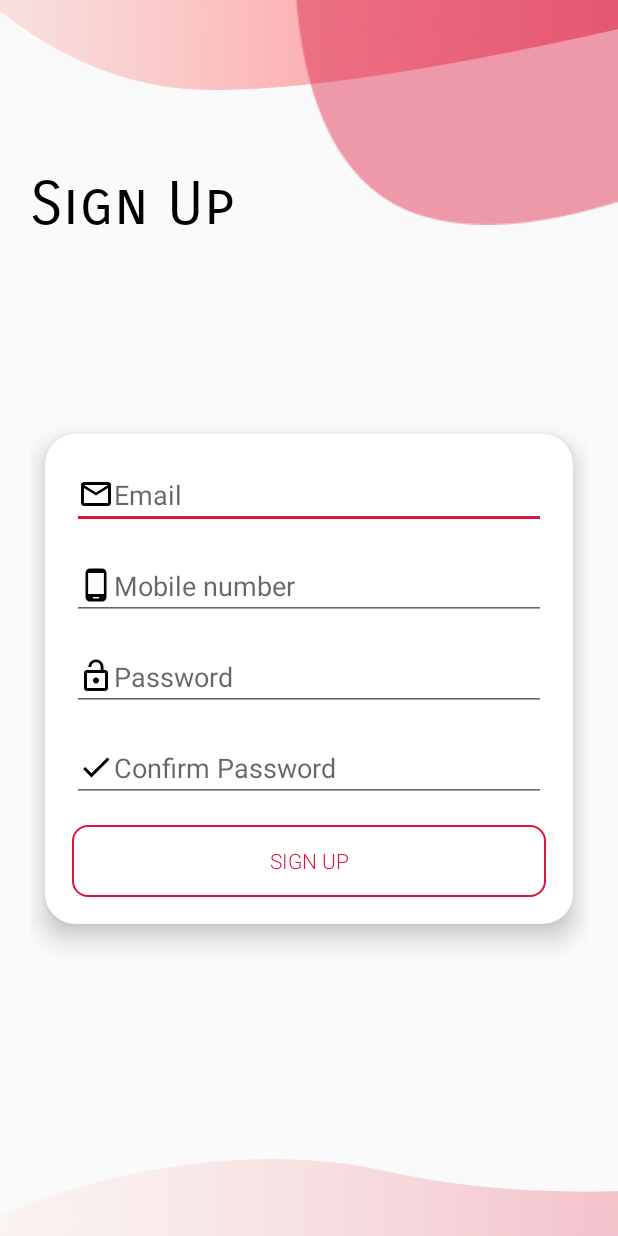
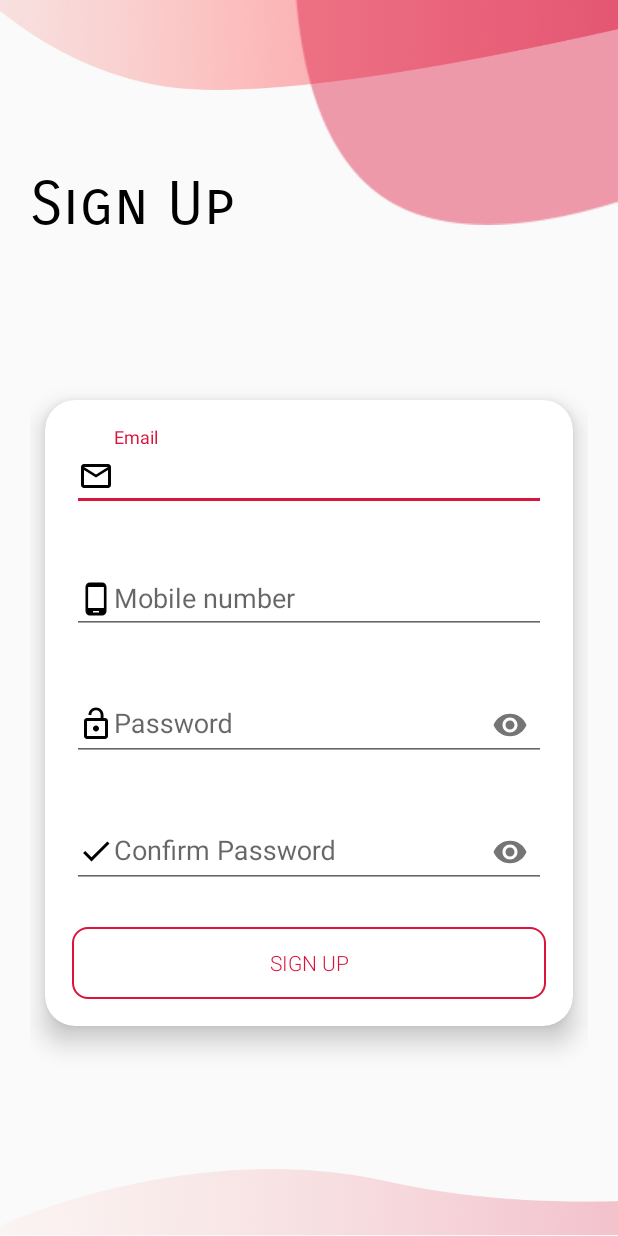
Before and after one commit to sridhar051/Nudle-Android, an Android app: the SignUpActivity screen opened directly, with no data from a screen before it, on a phone screen of 412 x 824 dp. Run offline under Robolectric (Android 15) with nearby library versions, the phone set to English and light mode, and no system bars.

Commit message:
Added password toggling and made layout responsive

```diff
--- a/app/src/main/res/layout/activity_sign_up.xml
+++ b/app/src/main/res/layout/activity_sign_up.xml
@@ -11,7 +11,7 @@
     <RelativeLayout
         android:layout_width="match_parent"
         android:layout_height="0dp"
-        android:layout_weight="0.3">
+        android:layout_weight="0.255">
 
         <ImageView
             android:id="@+id/img"
@@ -48,7 +48,7 @@
     <LinearLayout
         android:layout_width="match_parent"
         android:layout_height="0dp"
-        android:layout_weight="0.5"
+        android:layout_weight="0.645"
         android:padding="20dp"
         android:orientation="vertical"
         android:gravity="center">
@@ -68,40 +68,74 @@
                 android:gravity="center"
                 android:padding="18dp">
 
-                <EditText
-                    android:id="@+id/user_email"
+                <com.google.android.material.textfield.TextInputLayout
+                    android:id="@+id/user_email_SignUp"
                     android:layout_width="match_parent"
                     android:layout_height="wrap_content"
-                    android:layout_marginBottom="15dp"
+                    app:errorEnabled="true"
+                    android:layout_marginBottom="5dp"
+                    >
+
+                    <com.google.android.material.textfield.TextInputEditText
+                        android:layout_width="match_parent"
+                        android:layout_height="match_parent"
+                        android:inputType="textEmailAddress"
                         android:hint="Email"
                         android:drawableStart="@drawable/ic_mail"/>
 
-                <EditText
-                    android:id="@+id/user_phone"
+                </com.google.android.material.textfield.TextInputLayout>
+
+                <com.google.android.material.textfield.TextInputLayout
+                    android:id="@+id/user_mobile_SignUp"
                     android:layout_width="match_parent"
                     android:layout_height="wrap_content"
-                    android:layout_marginBottom="15dp"
+                    app:errorEnabled="true"
+                    android:layout_marginBottom="5dp"
+                    >
+
+                    <com.google.android.material.textfield.TextInputEditText
+                        android:layout_width="match_parent"
+                        android:layout_height="match_parent"
                         android:hint="Mobile number"
-                    android:drawableStart="@drawable/ic_mobile"/>
+                        android:drawableStart="@drawable/ic_mobile" />
 
-                <EditText
-                    android:id="@+id/user_password"
+                </com.google.android.material.textfield.TextInputLayout>
+
+                <com.google.android.material.textfield.TextInputLayout
+                    android:id="@+id/user_password_SignUp"
                     android:layout_width="match_parent"
                     android:layout_height="wrap_content"
-                    android:layout_marginBottom="15dp"
+                    app:errorEnabled="true"
+                    app:passwordToggleEnabled="true"
+                    android:layout_marginBottom="5dp"
+                    >
+
+                    <com.google.android.material.textfield.TextInputEditText
+                        android:layout_width="match_parent"
+                        android:layout_height="match_parent"
                         android:inputType="textPassword"
                         android:hint="Password"
-                    android:drawableStart="@drawable/ic_password"/>
+                        android:drawableStart="@drawable/ic_password" />
 
+                </com.google.android.material.textfield.TextInputLayout>
 
-                <EditText
-                    android:id="@+id/user_confirm_password"
+                <com.google.android.material.textfield.TextInputLayout
+                    android:id="@+id/user_confirm_password_SignUp"
                     android:layout_width="match_parent"
                     android:layout_height="wrap_content"
-                    android:layout_marginBottom="15dp"
+                    app:errorEnabled="true"
+                    app:passwordToggleEnabled="true"
+                    android:layout_marginBottom="5dp">
+
+                    <com.google.android.material.textfield.TextInputEditText
+                        android:layout_width="match_parent"
+                        android:layout_height="match_parent"
                         android:inputType="textPassword"
                         android:hint="Confirm Password"
-                    android:drawableStart="@drawable/ic_confirm"/>
+                        android:drawableStart="@drawable/ic_confirm"
+                        />
+
+                </com.google.android.material.textfield.TextInputLayout>
 
                 <Button
                     android:id="@+id/button_SignUp"
@@ -111,6 +145,7 @@
                     android:text="SIGN UP"
                     android:fontFamily="sans-serif-light"
                     android:textColor="#DC143C"
+                    android:onClick="registerUser"
                     />
 
             </LinearLayout>
@@ -122,7 +157,7 @@
     <RelativeLayout
         android:layout_width="match_parent"
         android:layout_height="0dp"
-        android:layout_weight="0.2">
+        android:layout_weight="0.1">
 
         <ImageView
             android:layout_width="match_parent"
```
Lines whose indentation alone changed are shown as unchanged.
